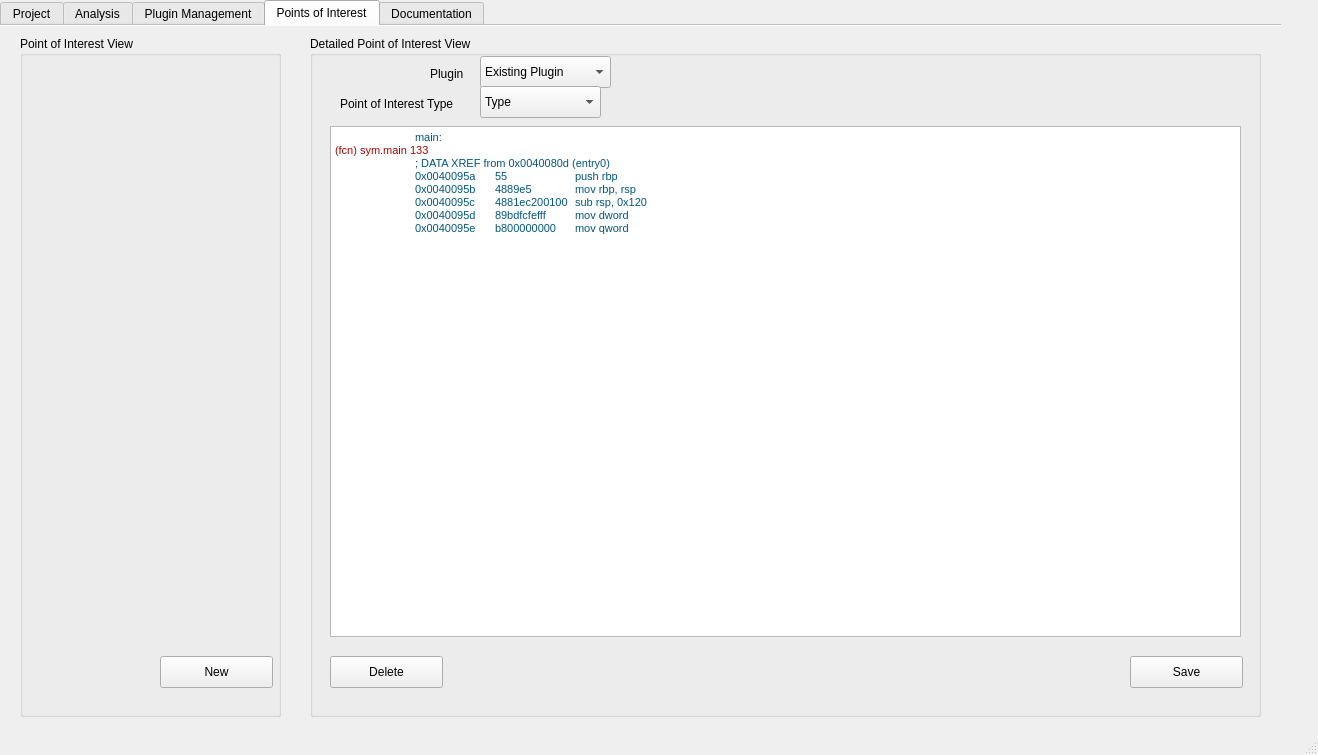
Qt form main.ui (maurygrin/Software-Project-Team9) before a commit.
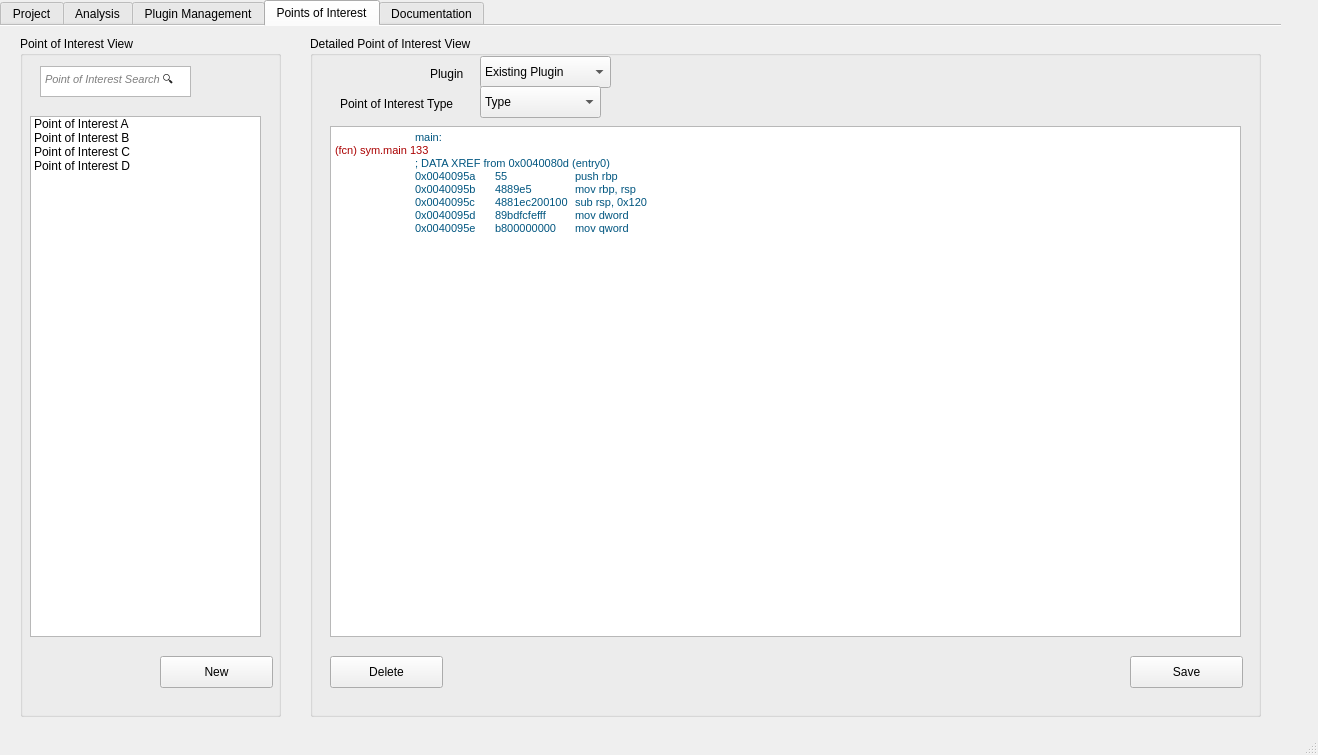
The same form after that commit. The open tabs and pages were chosen to show the change.

```diff
--- a/main.ui
+++ b/main.ui
@@ -1001,6 +1001,53 @@
         <string>New</string>
        </property>
       </widget>
+      <widget class="QTextEdit" name="poiSearch">
+       <property name="geometry">
+        <rect>
+         <x>20</x>
+         <y>30</y>
+         <width>151</width>
+         <height>31</height>
+        </rect>
+       </property>
+       <property name="html">
+        <string>&lt;!DOCTYPE HTML PUBLIC &quot;-//W3C//DTD HTML 4.0//EN&quot; &quot;http://www.w3.org/TR/REC-html40/strict.dtd&quot;&gt;
+&lt;html&gt;&lt;head&gt;&lt;meta name=&quot;qrichtext&quot; content=&quot;1&quot; /&gt;&lt;style type=&quot;text/css&quot;&gt;
+p, li { white-space: pre-wrap; }
+&lt;/style&gt;&lt;/head&gt;&lt;body style=&quot; font-family:'.SF NS Text'; font-size:13pt; font-weight:400; font-style:normal;&quot;&gt;
+&lt;p style=&quot; margin-top:0px; margin-bottom:0px; margin-left:0px; margin-right:0px; -qt-block-indent:0; text-indent:0px;&quot;&gt;&lt;span style=&quot; font-family:'MS Shell Dlg 2'; font-size:8.25pt; font-style:italic; color:#7e7e7e;&quot;&gt;Point of Interest Search &lt;/span&gt;&lt;span style=&quot; font-family:'Roboto,arial,sans-serif'; font-size:8pt; color:#222222; background-color:#ffffff;&quot;&gt;🔍&lt;/span&gt;&lt;span style=&quot; font-family:'MS Shell Dlg 2'; font-size:8pt; font-style:italic; color:#7e7e7e;&quot;&gt; &lt;/span&gt;&lt;/p&gt;&lt;/body&gt;&lt;/html&gt;</string>
+       </property>
+      </widget>
+      <widget class="QListWidget" name="listWidget">
+       <property name="geometry">
+        <rect>
+         <x>10</x>
+         <y>80</y>
+         <width>231</width>
+         <height>521</height>
+        </rect>
+       </property>
+       <item>
+        <property name="text">
+         <string>Point of Interest A</string>
+        </property>
+       </item>
+       <item>
+        <property name="text">
+         <string>Point of Interest B</string>
+        </property>
+       </item>
+       <item>
+        <property name="text">
+         <string>Point of Interest C</string>
+        </property>
+       </item>
+       <item>
+        <property name="text">
+         <string>Point of Interest D</string>
+        </property>
+       </item>
+      </widget>
      </widget>
      <widget class="QGroupBox" name="groupBox_8">
       <property name="geometry">
```
